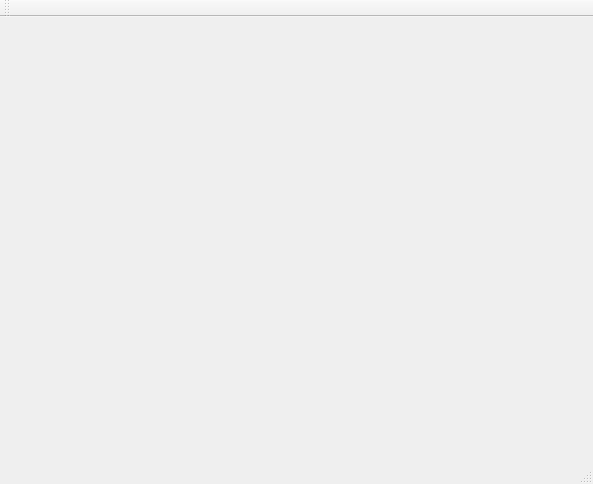
Before: the Qt Designer form mainwindow.ui in LisGein/Thesis, drawn with Qt 5.
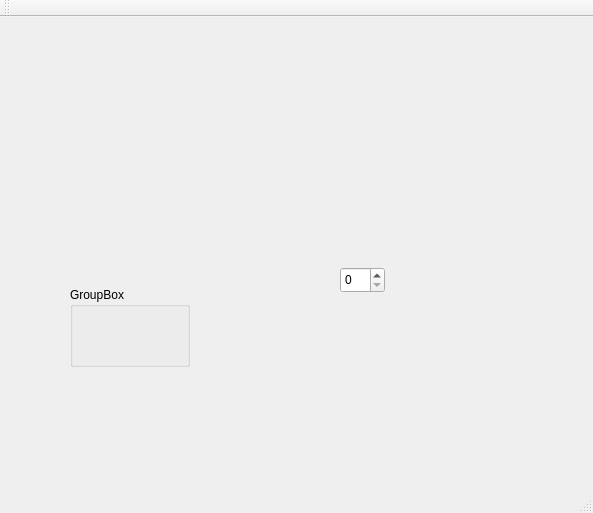
After: the same form once the commit is applied.

Diff of the .ui file:
```diff
--- a/mainwindow.ui
+++ b/mainwindow.ui
@@ -7,13 +7,37 @@
     <x>0</x>
     <y>0</y>
     <width>593</width>
-    <height>484</height>
+    <height>513</height>
    </rect>
   </property>
   <property name="windowTitle">
    <string>MainWindow</string>
   </property>
-  <widget class="QWidget" name="centralWidget"/>
+  <widget class="QWidget" name="centralWidget">
+   <widget class="QGroupBox" name="groupBox">
+    <property name="geometry">
+     <rect>
+      <x>70</x>
+      <y>270</y>
+      <width>120</width>
+      <height>80</height>
+     </rect>
+    </property>
+    <property name="title">
+     <string>GroupBox</string>
+    </property>
+   </widget>
+   <widget class="QSpinBox" name="spinBox">
+    <property name="geometry">
+     <rect>
+      <x>340</x>
+      <y>250</y>
+      <width>45</width>
+      <height>26</height>
+     </rect>
+    </property>
+   </widget>
+  </widget>
   <widget class="QMenuBar" name="menuBar">
    <property name="geometry">
     <rect>
```
